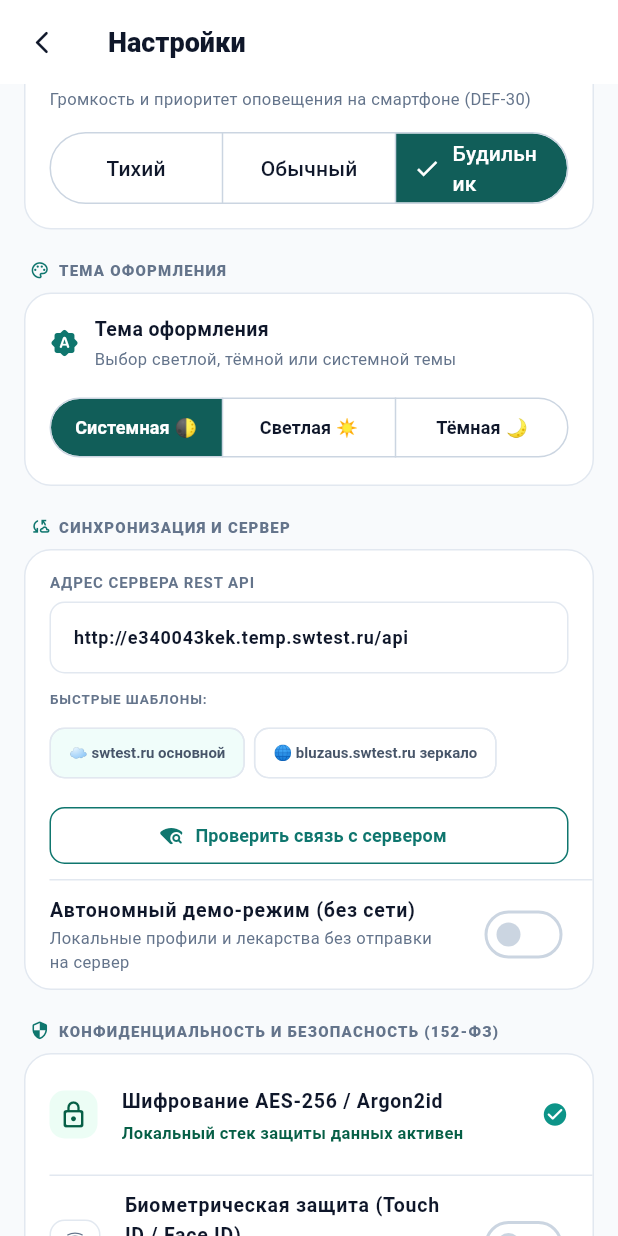
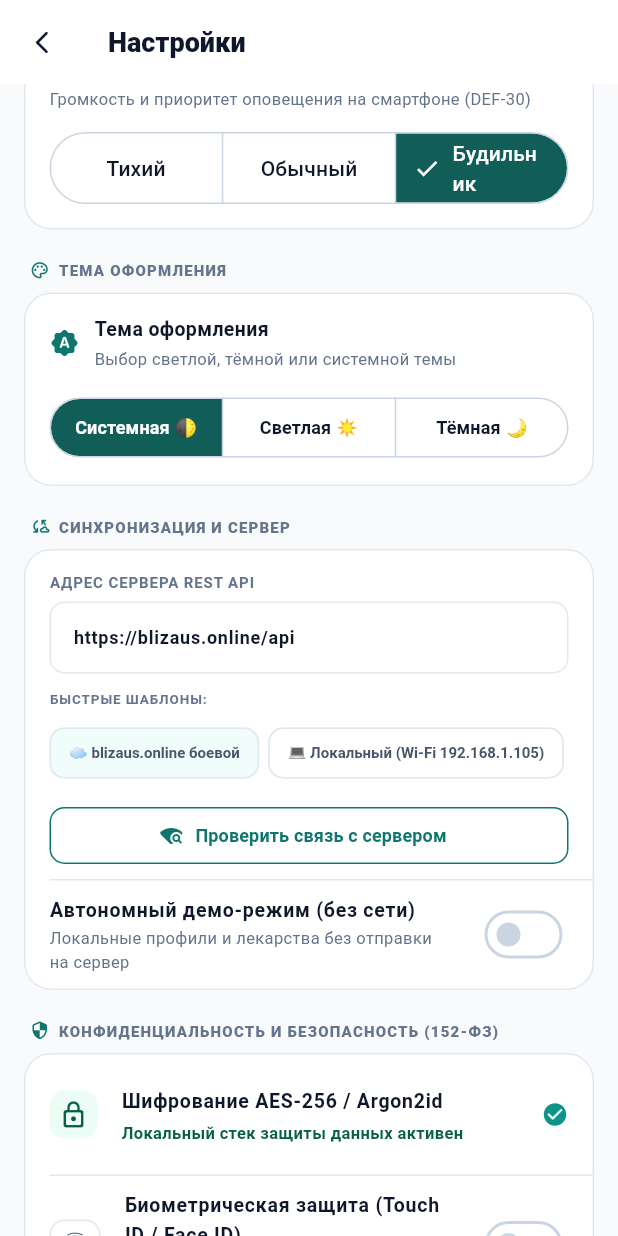
Before and after one commit to Blizarus/family-apteka-frontend, a Flutter app: the SettingsScreen screen opened directly, scrolled down 576 dp, on a phone screen of 412 x 824 dp. Run offline on Flutter 3.47's test engine with Material 3 defaults, Android fonts, the phone set to English and light mode, and no system bars; our stand-ins replace device_info_plus, dio, flutter_local_notifications, flutter_secure_storage, image_picker, local_auth and 5 more; missing offline and left inert: mobile_scanner; accounts and stored records are empty; network calls fail.

Commit message:
feat(security): перейти на https://blizaus.online/api, внедрить network_security_config и убрать cleartextTraffic

```diff
--- a/lib/screens/settings_screen.dart
+++ b/lib/screens/settings_screen.dart
@@ -664,23 +664,23 @@ class _SettingsScreenState extends State<SettingsScreen> {
                       runSpacing: 6,
                       children: [
                         ActionChip(
-                          label: const Text('☁️ swtest.ru основной', style: TextStyle(fontSize: 10, fontWeight: FontWeight.w700)),
+                          label: const Text('☁️ blizaus.online боевой', style: TextStyle(fontSize: 10, fontWeight: FontWeight.w700)),
                           backgroundColor: cs.primaryContainer,
                           side: BorderSide(color: cs.outlineVariant),
                           padding: const EdgeInsets.symmetric(horizontal: 4),
                           onPressed: () {
-                            _serverUrlController.text = 'https://e340043kek.temp.swtest.ru/api';
-                            apiService.updateBaseUrl('https://e340043kek.temp.swtest.ru/api');
+                            _serverUrlController.text = 'https://blizaus.online/api';
+                            apiService.updateBaseUrl('https://blizaus.online/api');
                           },
                         ),
                         ActionChip(
-                          label: const Text('🌐 bluzaus.swtest.ru зеркало', style: TextStyle(fontSize: 10)),
+                          label: const Text('💻 Локальный (Wi-Fi 192.168.1.105)', style: TextStyle(fontSize: 10)),
                           backgroundColor: cs.surfaceContainerHighest,
                           side: BorderSide(color: cs.outlineVariant),
                           padding: const EdgeInsets.symmetric(horizontal: 4),
                           onPressed: () {
-                            _serverUrlController.text = 'https://bluzaus.ru.swtest.ru/api';
-                            apiService.updateBaseUrl('https://bluzaus.ru.swtest.ru/api');
+                            _serverUrlController.text = 'http://192.168.1.105:8000/api';
+                            apiService.updateBaseUrl('http://192.168.1.105:8000/api');
                           },
                         ),
                       ],
--- a/lib/services/api_environment.dart
+++ b/lib/services/api_environment.dart
@@ -21,8 +21,8 @@ class ApiEnvironment {
   static const ApiEnvironment production = ApiEnvironment(
     type: EnvironmentType.production,
     name: 'Боевой сервер (Production)',
-    baseUrl: 'https://e340043kek.temp.swtest.ru/api',
-    description: 'Удаленный сервер SpaceWeb (MySQL 8.0, 19 миграций)',
+    baseUrl: 'https://blizaus.online/api',
+    description: 'Удаленный сервер SpaceWeb (Nginx, PHP 8.5, MySQL 8.0, TLS Let\'s Encrypt)',
   );
 
   static const ApiEnvironment staging = ApiEnvironment(
--- a/lib/services/api_service.dart
+++ b/lib/services/api_service.dart
@@ -46,7 +46,7 @@ class ApiService {
 
   static const String defaultBaseUrl = String.fromEnvironment(
     'API_URL',
-    defaultValue: 'http://e340043kek.temp.swtest.ru/api',
+    defaultValue: 'https://blizaus.online/api',
   );
 
   String get baseUrl => dio.options.baseUrl;
--- a/lib/widgets/server_config_dialog.dart
+++ b/lib/widgets/server_config_dialog.dart
@@ -213,12 +213,12 @@ class _ServerConfigDialogState extends State<ServerConfigDialog> {
                 runSpacing: 6,
                 children: [
                   ActionChip(
-                    label: const Text('☁️ Production (SpaceWeb)', style: TextStyle(fontSize: 10, fontWeight: FontWeight.bold)),
+                    label: const Text('☁️ Production (blizaus.online)', style: TextStyle(fontSize: 10, fontWeight: FontWeight.bold)),
                     backgroundColor: cs.primaryContainer,
                     side: BorderSide(color: cs.outline),
                     padding: const EdgeInsets.symmetric(horizontal: 4),
                     onPressed: () {
-                      _urlController.text = 'https://e340043kek.temp.swtest.ru/api';
+                      _urlController.text = 'https://blizaus.online/api';
                     },
                   ),
                   ActionChip(
```
Also changed, not shown: 5 other files.
